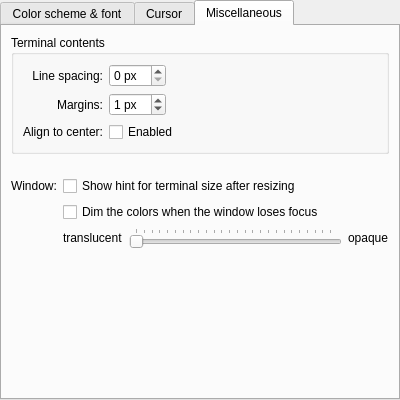
Before: the Qt Designer form src/widgets/EditProfileAppearancePage.ui in KDE/konsole, drawn with Qt 5.
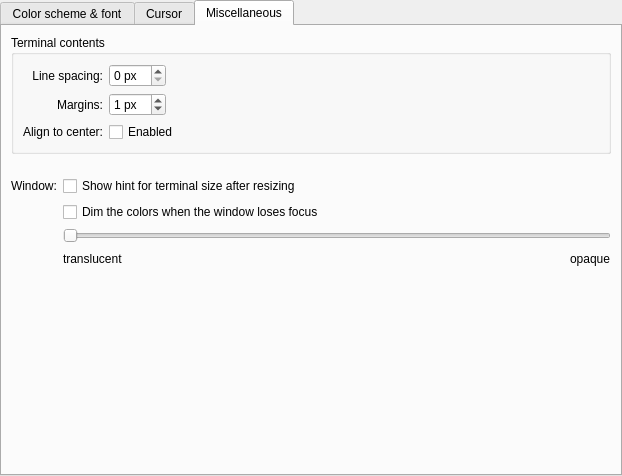
After: the same form once the commit is applied. The open tabs and pages were chosen to show the change. Custom widgets are drawn as their Qt base class.

Commit message: Removed ticks / Moved labels

Diff of the .ui file:
```diff
--- a/src/widgets/EditProfileAppearancePage.ui
+++ b/src/widgets/EditProfileAppearancePage.ui
@@ -6,8 +6,8 @@
    <rect>
     <x>0</x>
     <y>0</y>
-    <width>400</width>
-    <height>400</height>
+    <width>622</width>
+    <height>476</height>
    </rect>
   </property>
   <layout class="QVBoxLayout" name="verticalLayout">
@@ -471,10 +471,33 @@
       </attribute>
       <layout class="QVBoxLayout" name="verticalLayout_2">
        <item>
-        <layout class="QGridLayout" name="miscTabLayout" columnstretch="0,0,0">
+        <layout class="QGridLayout" name="miscTabLayout" columnstretch="0,0">
          <property name="spacing">
           <number>6</number>
          </property>
+         <item row="4" column="1">
+          <widget class="QSlider" name="dimValue">
+           <property name="maximum">
+            <number>255</number>
+           </property>
+           <property name="orientation">
+            <enum>Qt::Horizontal</enum>
+           </property>
+           <property name="tickPosition">
+            <enum>QSlider::NoTicks</enum>
+           </property>
+          </widget>
+         </item>
+         <item row="2" column="1">
+          <widget class="QCheckBox" name="showTerminalSizeHintButton">
+           <property name="toolTip">
+            <string>Show terminal size in columns and lines in the center of window after resizing</string>
+           </property>
+           <property name="text">
+            <string>Show hint for terminal size after resizing</string>
+           </property>
+          </widget>
+         </item>
          <item row="0" column="0" colspan="2">
           <widget class="QGroupBox" name="contentsGroup">
            <property name="title">
@@ -617,29 +640,6 @@
            </layout>
           </widget>
          </item>
-         <item row="2" column="0" alignment="Qt::AlignRight|Qt::AlignVCenter">
-          <widget class="QLabel" name="label">
-           <property name="text">
-            <string>Window:</string>
-           </property>
-          </widget>
-         </item>
-         <item row="1" column="1">
-          <spacer>
-           <property name="orientation">
-            <enum>Qt::Vertical</enum>
-           </property>
-           <property name="sizeType">
-            <enum>QSizePolicy::Fixed</enum>
-           </property>
-           <property name="sizeHint" stdset="0">
-            <size>
-             <width>20</width>
-             <height>16</height>
-            </size>
-           </property>
-          </spacer>
-         </item>
          <item row="3" column="1">
           <widget class="QCheckBox" name="dimWhenInactiveCheckbox">
            <property name="toolTip">
@@ -650,17 +650,30 @@
            </property>
           </widget>
          </item>
-         <item row="2" column="1">
-          <widget class="QCheckBox" name="showTerminalSizeHintButton">
-           <property name="toolTip">
-            <string>Show terminal size in columns and lines in the center of window after resizing</string>
-           </property>
+         <item row="2" column="0" alignment="Qt::AlignRight|Qt::AlignVCenter">
+          <widget class="QLabel" name="label">
            <property name="text">
-            <string>Show hint for terminal size after resizing</string>
+            <string>Window:</string>
            </property>
           </widget>
          </item>
-         <item row="4" column="1">
+         <item row="1" column="1">
+          <spacer>
+           <property name="orientation">
+            <enum>Qt::Vertical</enum>
+           </property>
+           <property name="sizeType">
+            <enum>QSizePolicy::Fixed</enum>
+           </property>
+           <property name="sizeHint" stdset="0">
+            <size>
+             <width>20</width>
+             <height>16</height>
+            </size>
+           </property>
+          </spacer>
+         </item>
+         <item row="5" column="1">
           <layout class="QHBoxLayout" name="horizontalLayout">
            <item>
             <widget class="QLabel" name="label_9">
@@ -670,17 +683,17 @@
             </widget>
            </item>
            <item>
-            <widget class="QSlider" name="dimValue">
-             <property name="maximum">
-              <number>255</number>
-             </property>
+            <spacer name="horizontalSpacer">
              <property name="orientation">
               <enum>Qt::Horizontal</enum>
              </property>
-             <property name="tickPosition">
-              <enum>QSlider::TicksAbove</enum>
+             <property name="sizeHint" stdset="0">
+              <size>
+               <width>40</width>
+               <height>20</height>
+              </size>
              </property>
-            </widget>
+            </spacer>
            </item>
            <item>
             <widget class="QLabel" name="label_6">
@@ -713,17 +726,17 @@
   </layout>
  </widget>
  <customwidgets>
+  <customwidget>
+   <class>KColorButton</class>
+   <extends>QPushButton</extends>
+   <header>kcolorbutton.h</header>
+  </customwidget>
   <customwidget>
    <class>KMessageWidget</class>
    <extends>QFrame</extends>
    <header>kmessagewidget.h</header>
    <container>1</container>
   </customwidget>
-  <customwidget>
-   <class>KColorButton</class>
-   <extends>QPushButton</extends>
-   <header>kcolorbutton.h</header>
-  </customwidget>
   <customwidget>
    <class>KNS3::Button</class>
    <extends>QPushButton</extends>
```
Left out of the diff: 2 changed lines with no effect on the pictures.
